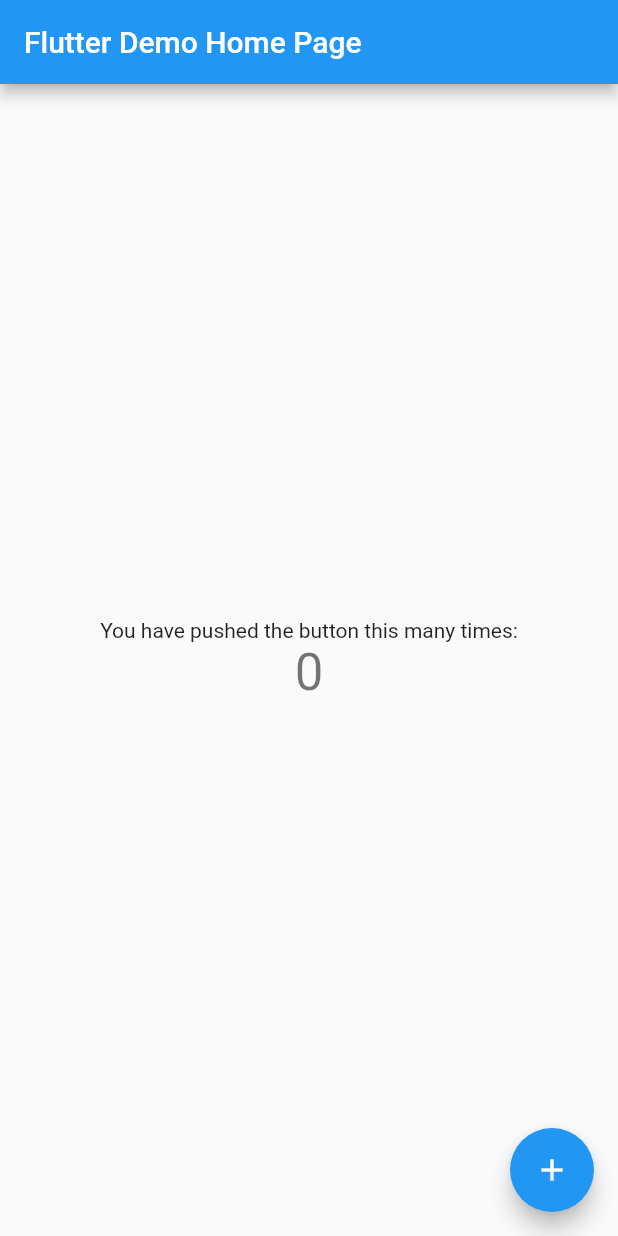
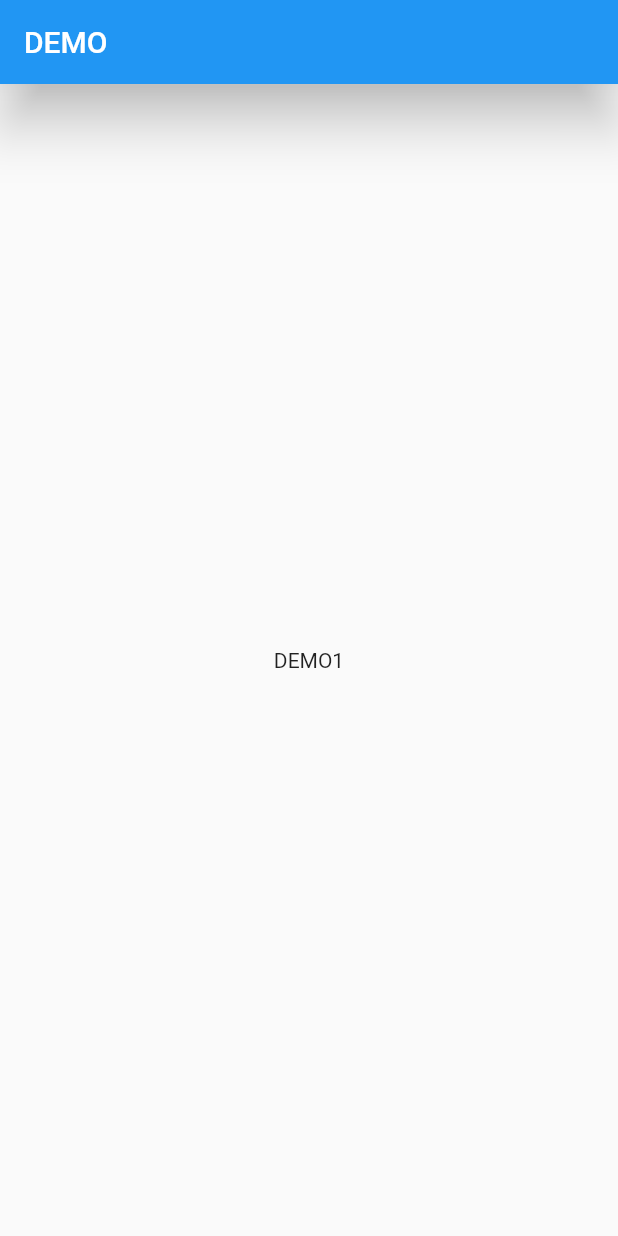
Before and after one commit to idealzxz/FlutterDEMO1, a Flutter app: the screen it shows after launch, on a phone screen of 412 x 824 dp. Run offline on Flutter 3.47's test engine with Material 2 defaults, Android fonts, the phone set to English and light mode, and no system bars.

Commit message:
项目初始化

```diff
--- a/lib/main.dart
+++ b/lib/main.dart
@@ -1,111 +1,25 @@
 import 'package:flutter/material.dart';
 
-void main() => runApp(MyApp());
+void main() => runApp(new MyApp());
 
 class MyApp extends StatelessWidget {
-  // This widget is the root of your application.
   @override
   Widget build(BuildContext context) {
-    return MaterialApp(
-      title: 'Flutter Demo',
-      theme: ThemeData(
-        // This is the theme of your application.
-        //
-        // Try running your application with "flutter run". You'll see the
-        // application has a blue toolbar. Then, without quitting the app, try
-        // changing the primarySwatch below to Colors.green and then invoke
-        // "hot reload" (press "r" in the console where you ran "flutter run",
-        // or simply save your changes to "hot reload" in a Flutter IDE).
-        // Notice that the counter didn't reset back to zero; the application
-        // is not restarted.
-        primarySwatch: Colors.blue,
-      ),
-      home: MyHomePage(title: 'Flutter Demo Home Page'),
+    return new MaterialApp(
+      title: 'Welcome to Flutter',
+      home:Scaffold(appBar: AppBar(title: Text("DEMO"),elevation: 15.0,),body: HomePage(),),
+      theme: ThemeData(primaryColor: Colors.blue),
     );
   }
 }
 
-class MyHomePage extends StatefulWidget {
-  MyHomePage({Key key, this.title}) : super(key: key);
-
-  // This widget is the home page of your application. It is stateful, meaning
-  // that it has a State object (defined below) that contains fields that affect
-  // how it looks.
-
-  // This class is the configuration for the state. It holds the values (in this
-  // case the title) provided by the parent (in this case the App widget) and
-  // used by the build method of the State. Fields in a Widget subclass are
-  // always marked "final".
-
-  final String title;
-
-  @override
-  _MyHomePageState createState() => _MyHomePageState();
-}
-
-class _MyHomePageState extends State<MyHomePage> {
-  int _counter = 0;
-
-  void _incrementCounter() {
-    setState(() {
-      // This call to setState tells the Flutter framework that something has
-      // changed in this State, which causes it to rerun the build method below
-      // so that the display can reflect the updated values. If we changed
-      // _counter without calling setState(), then the build method would not be
-      // called again, and so nothing would appear to happen.
-      _counter++;
-    });
-  }
-
+class HomePage extends StatelessWidget {
   @override
   Widget build(BuildContext context) {
-    // This method is rerun every time setState is called, for instance as done
-    // by the _incrementCounter method above.
-    //
-    // The Flutter framework has been optimized to make rerunning build methods
-    // fast, so that you can just rebuild anything that needs updating rather
-    // than having to individually change instances of widgets.
-    return Scaffold(
-      appBar: AppBar(
-        // Here we take the value from the MyHomePage object that was created by
-        // the App.build method, and use it to set our appbar title.
-        title: Text(widget.title),
-      ),
-      body: Center(
-        // Center is a layout widget. It takes a single child and positions it
-        // in the middle of the parent.
-        child: Column(
-          // Column is also a layout widget. It takes a list of children and
-          // arranges them vertically. By default, it sizes itself to fit its
-          // children horizontally, and tries to be as tall as its parent.
-          //
-          // Invoke "debug painting" (press "p" in the console, choose the
-          // "Toggle Debug Paint" action from the Flutter Inspector in Android
-          // Studio, or the "Toggle Debug Paint" command in Visual Studio Code)
-          // to see the wireframe for each widget.
-          //
-          // Column has various properties to control how it sizes itself and
-          // how it positions its children. Here we use mainAxisAlignment to
-          // center the children vertically; the main axis here is the vertical
-          // axis because Columns are vertical (the cross axis would be
-          // horizontal).
-          mainAxisAlignment: MainAxisAlignment.center,
-          children: <Widget>[
-            Text(
-              'You have pushed the button this many times:',
-            ),
-            Text(
-              '$_counter',
-              style: Theme.of(context).textTheme.display1,
-            ),
-          ],
-        ),
-      ),
-      floatingActionButton: FloatingActionButton(
-        onPressed: _incrementCounter,
-        tooltip: 'Increment',
-        child: Icon(Icons.add),
-      ), // This trailing comma makes auto-formatting nicer for build methods.
+    return Container(
+      child: new Center(
+        child: Text("DEMO1"),
+      )
     );
   }
 }
```
Also changed, not shown: 1 other file.
